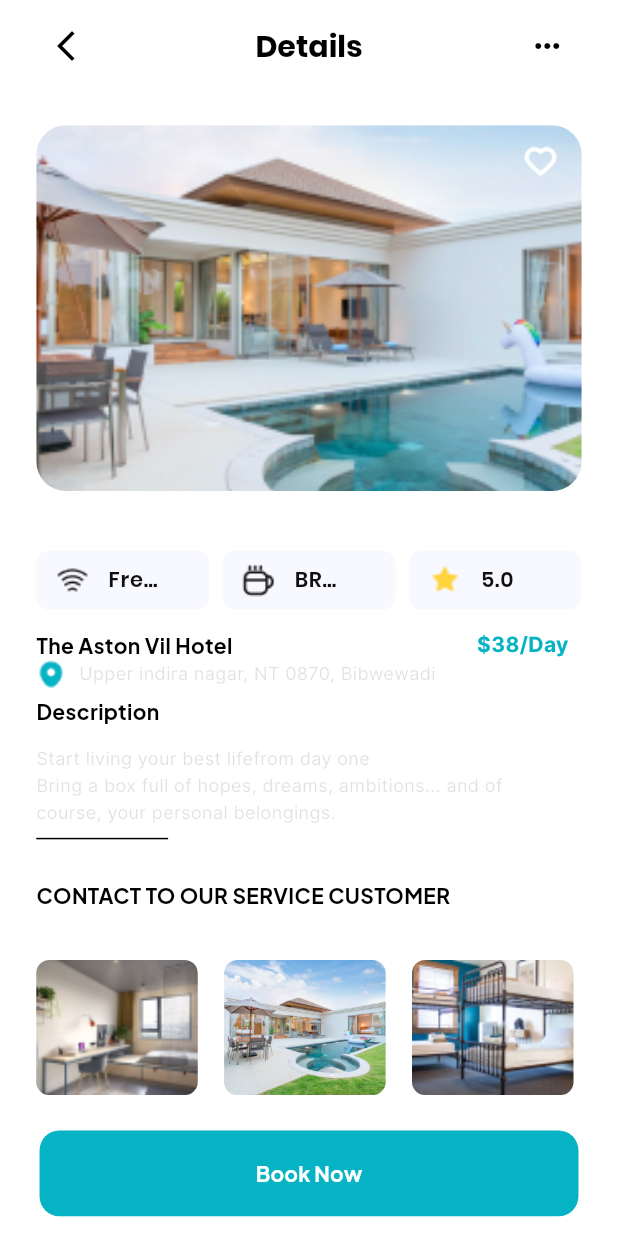
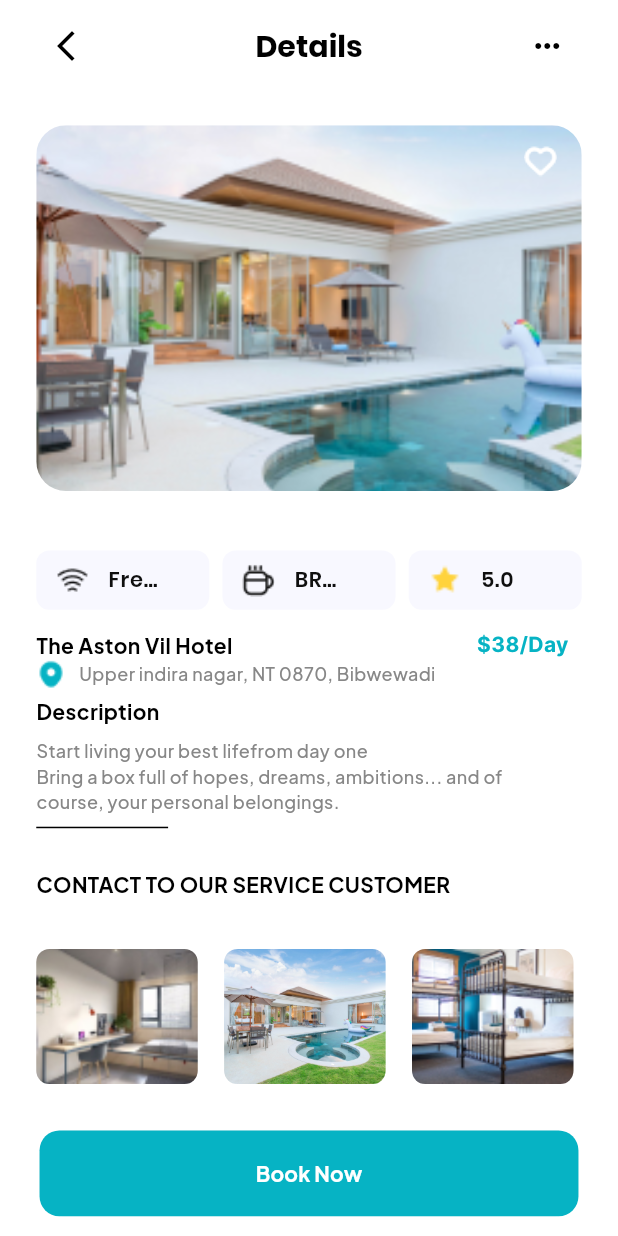
Before and after one commit to CoderGaming-1/hotelsbooking, a Flutter app: the DetailsScreen screen opened by its route, on a phone screen of 412 x 824 dp. Run offline on Flutter 3.47's test engine with Material 3 defaults, Android fonts, the light colour scheme and no system bars; our stand-ins replace bloc, cached_network_image, connectivity_plus, equatable, flutter_bloc, flutter_rating_bar and 2 more; missing offline and left inert: responsive_grid_list; accounts and stored records are empty.

Commit message:
update UI detail_screen

```diff
--- a/lib/presentation/detail_screen/detail_screen.dart
+++ b/lib/presentation/detail_screen/detail_screen.dart
@@ -59,16 +59,18 @@ class DetailsScreen extends StatelessWidget {
                   "lbl_description".tr,
                   style: CustomTextStyles.titleMediumBlack900,
                 ),
-                SizedBox(height: 12.h),
+                SizedBox(height: 8.h),
                 SizedBox(
                   width: 292.h,
                   child: Text(
                     "msg_start_living_your".tr,
                     maxLines: 3,
                     overflow: TextOverflow.ellipsis,
-                    style: theme.textTheme.bodySmall!.copyWith(
-                      height: 1.50,
-                    ),
+                    style: TextStyle(
+                      color: Color(0xFF878787),
+                    fontSize: 12,
+                    fontFamily: 'Plus Jakarta Sans',
+                    fontWeight: FontWeight.w500),
                   ),
                 ),
                 SizedBox(
@@ -114,11 +116,9 @@ class DetailsScreen extends StatelessWidget {
       ),
       centerTitle: true,
       title: Text(
-          'Details',
-          style: TextStyle(
-              fontSize: 20,
-              fontFamily: 'Poppins',
-              fontWeight: FontWeight.bold),
+        'Details',
+        style: TextStyle(
+            fontSize: 20, fontFamily: 'Poppins', fontWeight: FontWeight.bold),
       ),
       actions: [
         AppbarTrailingIconbutton(
@@ -378,9 +378,11 @@ class DetailsScreen extends StatelessWidget {
             child: Text(
               "msg_upper_indira_nagar".tr,
               // style: CustomTextStyles.labelLargeOnPrimaryContainer,
-              style: theme.textTheme.bodySmall!.copyWith(
-                height: 1.50,
-              ),
+              style: TextStyle(
+                  color: Color(0xFF878787),
+                  fontSize: 12,
+                  fontFamily: 'Plus Jakarta Sans',
+                  fontWeight: FontWeight.w500),
             ),
           )
         ],
```
